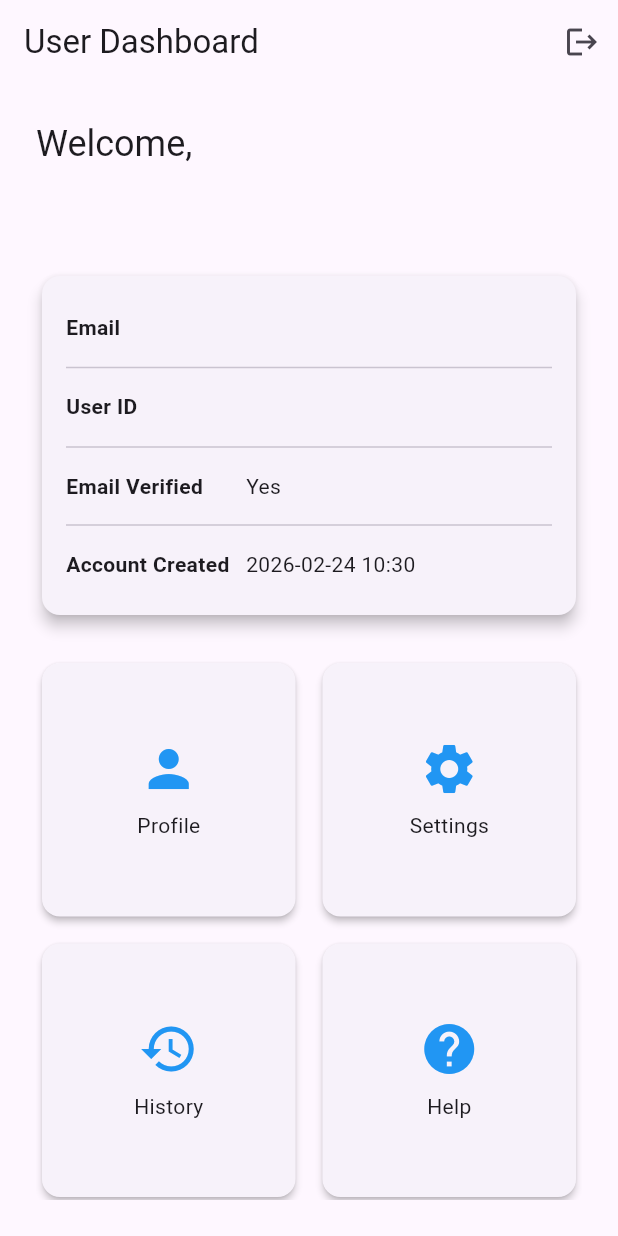
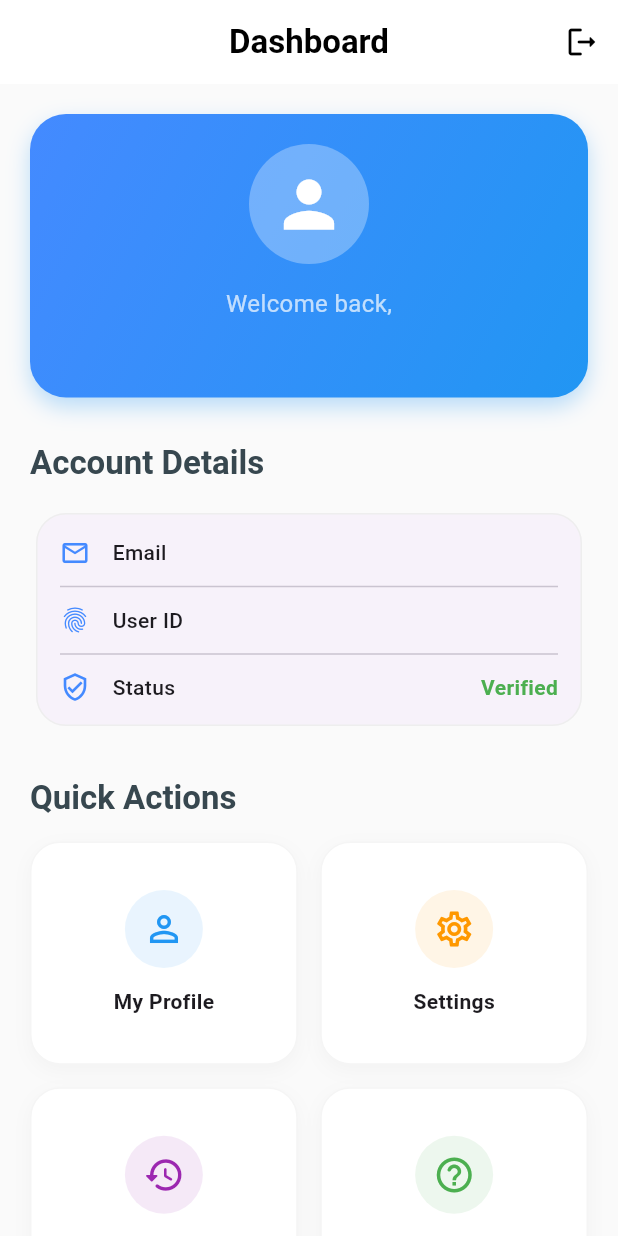
Before and after one commit to 1stLady-dot/aunthenticated_user_dashboard, a Flutter app: the screen it shows once a user with an empty profile is signed in, on a phone screen of 412 x 824 dp. Run offline on Flutter 3.47's test engine with Material 3 defaults, Android fonts, the phone set to English and light mode, and no system bars; our stand-ins replace firebase_auth, firebase_core; accounts and stored records are empty.

Commit message:
Added a UI/UX improvement to the dashboard screen by changing the background color and adding a new widget to display user information.

```diff
--- a/lib/screens/dashboard_screen.dart
+++ b/lib/screens/dashboard_screen.dart
@@ -6,117 +6,148 @@ class DashboardScreen extends StatelessWidget {
 
   @override
   Widget build(BuildContext context) {
-    // Get current user
     final user = FirebaseAuth.instance.currentUser;
 
     return Scaffold(
+      backgroundColor: Colors.grey[50],
       appBar: AppBar(
-        title: const Text('User Dashboard'),
+        title: const Text('Dashboard', style: TextStyle(fontWeight: FontWeight.bold)),
+        centerTitle: true,
+        backgroundColor: Colors.white,
+        foregroundColor: Colors.black,
+        elevation: 0,
         actions: [
-          // Logout button in app bar
           IconButton(
-            icon: const Icon(Icons.logout),
-            onPressed: () async {
-              // Show confirmation dialog
-              final confirm = await showDialog<bool>(
-                context: context,
-                builder: (context) => AlertDialog(
-                  title: const Text('Logout'),
-                  content: const Text('Are you sure you want to logout?'),
-                  actions: [
-                    TextButton(
-                      onPressed: () => Navigator.pop(context, false),
-                      child: const Text('Cancel'),
-                    ),
-                    TextButton(
-                      onPressed: () => Navigator.pop(context, true),
-                      child: const Text('Logout'),
-                    ),
-                  ],
-                ),
-              );
-
-              if (confirm == true) {
-                await FirebaseAuth.instance.signOut();
-                // AuthWrapper will automatically redirect to login
-              }
-            },
+            icon: const Icon(Icons.logout_rounded),
+            onPressed: () => _showLogoutDialog(context),
           ),
         ],
       ),
-      body: Padding(
-        padding: const EdgeInsets.all(24.0),
-        child: Column(
-          crossAxisAlignment: CrossAxisAlignment.start,
-          children: [
-            // Welcome message
-            Text(
-              'Welcome,',
-              style: Theme.of(context).textTheme.headlineSmall,
-            ),
-            Text(
-              user?.displayName ?? 'User',
-              style: Theme.of(context).textTheme.headlineMedium?.copyWith(
-                fontWeight: FontWeight.bold,
-              ),
-            ),
-            const SizedBox(height: 32),
+      body: SingleChildScrollView(
+        child: Padding(
+          padding: const EdgeInsets.all(20.0),
+          child: Column(
+            crossAxisAlignment: CrossAxisAlignment.start,
+            children: [
+              // 1. Profile Header Card
+              _buildProfileHeader(context, user),
+              const SizedBox(height: 30),
 
-            // User information card
-            Card(
-              elevation: 4,
-              child: Padding(
-                padding: const EdgeInsets.all(16.0),
-                child: Column(
-                  children: [
-                    _buildInfoRow('Email', user?.email ?? 'Not available'),
-                    const Divider(),
-                    _buildInfoRow('User ID', user?.uid ?? 'Not available'),
-                    const Divider(),
-                    _buildInfoRow(
-                      'Email Verified',
-                      user?.emailVerified == true ? 'Yes' : 'No',
-                    ),
-                    const Divider(),
-                    _buildInfoRow(
-                      'Account Created',
-                      user?.metadata.creationTime?.toString().substring(0, 16) ?? 'Unknown',
-                    ),
-                  ],
+              Text(
+                "Account Details",
+                style: Theme.of(context).textTheme.titleLarge?.copyWith(
+                  fontWeight: FontWeight.bold,
+                  color: Colors.blueGrey[800],
                 ),
               ),
-            ),
-            const SizedBox(height: 24),
+              const SizedBox(height: 15),
 
-            // Additional dashboard content can go here
-            Expanded(
-              child: GridView.count(
+              // 2. Info Grid
+              _buildInfoSection(user),
+              const SizedBox(height: 30),
+
+              Text(
+                "Quick Actions",
+                style: Theme.of(context).textTheme.titleLarge?.copyWith(
+                  fontWeight: FontWeight.bold,
+                  color: Colors.blueGrey[800],
+                ),
+              ),
+              const SizedBox(height: 15),
+
+              // 3. Action Tiles
+              GridView.count(
+                shrinkWrap: true,
+                physics: const NeverScrollableScrollPhysics(),
                 crossAxisCount: 2,
-                mainAxisSpacing: 10,
-                crossAxisSpacing: 10,
+                mainAxisSpacing: 15,
+                crossAxisSpacing: 15,
+                childAspectRatio: 1.2,
                 children: [
-                  _buildDashboardTile(
-                    Icons.person,
-                    'Profile',
-                    () {},
-                  ),
-                  _buildDashboardTile(
-                    Icons.settings,
-                    'Settings',
-                    () {},
-                  ),
-                  _buildDashboardTile(
-                    Icons.history,
-                    'History',
-                    () {},
-                  ),
-                  _buildDashboardTile(
-                    Icons.help,
-                    'Help',
-                    () {},
-                  ),
+                  _buildDashboardTile(Icons.person_outline, 'My Profile', Colors.blue),
+                  _buildDashboardTile(Icons.settings_outlined, 'Settings', Colors.orange),
+                  _buildDashboardTile(Icons.history_rounded, 'Activity', Colors.purple),
+                  _buildDashboardTile(Icons.help_outline_rounded, 'Support', Colors.green),
                 ],
               ),
+            ],
+          ),
+        ),
+      ),
+    );
+  }
+
+  Widget _buildProfileHeader(BuildContext context, User? user) {
+    return Container(
+      width: double.infinity,
+      padding: const EdgeInsets.all(20),
+      decoration: BoxDecoration(
+        gradient: const LinearGradient(
+          colors: [Colors.blueAccent, Colors.blue],
+          begin: Alignment.topLeft,
+          end: Alignment.bottomRight,
+        ),
+        borderRadius: BorderRadius.circular(24),
+        boxShadow: [
+          BoxShadow(
+            color: Colors.blue.withValues(alpha: 0.3), // Updated from withOpacity
+            blurRadius: 12,
+            offset: const Offset(0, 6),
+          )
+        ],
+      ),
+      child: Column(
+        children: [
+          CircleAvatar(
+            radius: 40,
+            backgroundColor: Colors.white.withValues(alpha: 0.3), // Updated from withOpacity
+            child: const Icon(Icons.person, size: 50, color: Colors.white),
+          ),
+          const SizedBox(height: 15),
+          const Text(
+            'Welcome back,',
+            style: TextStyle(color: Colors.white70, fontSize: 16),
+          ),
+          Text(
+            user?.email?.split('@')[0].toUpperCase() ?? 'USER',
+            style: const TextStyle(
+              color: Colors.white,
+              fontSize: 22,
+              fontWeight: FontWeight.bold,
+              letterSpacing: 1.2,
+            ),
+          ),
+        ],
+      ),
+    );
+  }
+
+  Widget _buildInfoSection(User? user) {
+    return Card(
+      elevation: 0,
+      shape: RoundedRectangleBorder(
+        borderRadius: BorderRadius.circular(20),
+        side: BorderSide(color: Colors.grey.shade200),
+      ),
+      child: Padding(
+        padding: const EdgeInsets.all(16.0),
+        child: Column(
+          children: [
+            _buildInfoRow(Icons.email_outlined, 'Email', user?.email ?? 'N/A'),
+            const Divider(height: 24),
+            _buildInfoRow(
+              Icons.fingerprint,
+              'User ID',
+              user != null
+                  ? user.uid.substring(0, user.uid.length > 12 ? 12 : user.uid.length)
+                  : 'N/A',
+            ),
+            const Divider(height: 24),
+            _buildInfoRow(
+              Icons.verified_user_outlined,
+              'Status',
+              user?.emailVerified == true ? 'Verified' : 'Pending',
+              color: user?.emailVerified == true ? Colors.green : Colors.orange,
             ),
           ],
         ),
@@ -124,40 +155,82 @@ class DashboardScreen extends StatelessWidget {
     );
   }
 
-  Widget _buildInfoRow(String label, String value) {
-    return Padding(
-      padding: const EdgeInsets.symmetric(vertical: 8.0),
-      child: Row(
-        crossAxisAlignment: CrossAxisAlignment.start,
-        children: [
-          SizedBox(
-            width: 120,
-            child: Text(
-              label,
-              style: const TextStyle(fontWeight: FontWeight.bold),
-            ),
+  Widget _buildInfoRow(IconData icon, String label, String value, {Color? color}) {
+    return Row(
+      children: [
+        Icon(icon, size: 20, color: Colors.blueAccent),
+        const SizedBox(width: 15),
+        Text(label, style: const TextStyle(fontWeight: FontWeight.w500)),
+        const Spacer(),
+        Text(
+          value,
+          style: TextStyle(
+            color: color ?? Colors.black87,
+            fontWeight: FontWeight.bold,
           ),
-          Expanded(child: Text(value)),
-        ],
-      ),
+        ),
+      ],
     );
   }
 
-  Widget _buildDashboardTile(IconData icon, String label, VoidCallback onTap) {
-    return Card(
-      elevation: 2,
+  Widget _buildDashboardTile(IconData icon, String label, Color color) {
+    return Container(
+      decoration: BoxDecoration(
+        color: Colors.white,
+        borderRadius: BorderRadius.circular(20),
+        border: Border.all(color: Colors.grey.shade100),
+        boxShadow: [
+          BoxShadow(
+            color: Colors.black.withValues(alpha: 0.03), // Updated from withOpacity
+            blurRadius: 10,
+            offset: const Offset(0, 4),
+          )
+        ],
+      ),
       child: InkWell(
-        onTap: onTap,
-        borderRadius: BorderRadius.circular(8),
+        onTap: () {},
+        borderRadius: BorderRadius.circular(20),
         child: Column(
           mainAxisAlignment: MainAxisAlignment.center,
           children: [
-            Icon(icon, size: 40, color: Colors.blue),
-            const SizedBox(height: 8),
-            Text(label),
+            Container(
+              padding: const EdgeInsets.all(12),
+              decoration: BoxDecoration(
+                color: color.withValues(alpha: 0.1), // Updated from withOpacity
+                shape: BoxShape.circle,
+              ),
+              child: Icon(icon, size: 28, color: color),
+            ),
+            const SizedBox(height: 12),
+            Text(label, style: const TextStyle(fontWeight: FontWeight.w600)),
           ],
         ),
       ),
     );
   }
+
+  Future<void> _showLogoutDialog(BuildContext context) async {
+    final confirm = await showDialog<bool>(
+      context: context,
+      builder: (context) => AlertDialog(
+        shape: RoundedRectangleBorder(borderRadius: BorderRadius.circular(20)),
+        title: const Text('Logout'),
+        content: const Text('Are you sure you want to end your session?'),
+        actions: [
+          TextButton(
+            onPressed: () => Navigator.pop(context, false),
+            child: const Text('Cancel'),
+          ),
+          TextButton(
+            onPressed: () => Navigator.pop(context, true),
+            child: const Text('Logout', style: TextStyle(color: Colors.red)),
+          ),
+        ],
+      ),
+    );
+
+    if (confirm == true) {
+      await FirebaseAuth.instance.signOut();
+    }
+  }
 }
```
